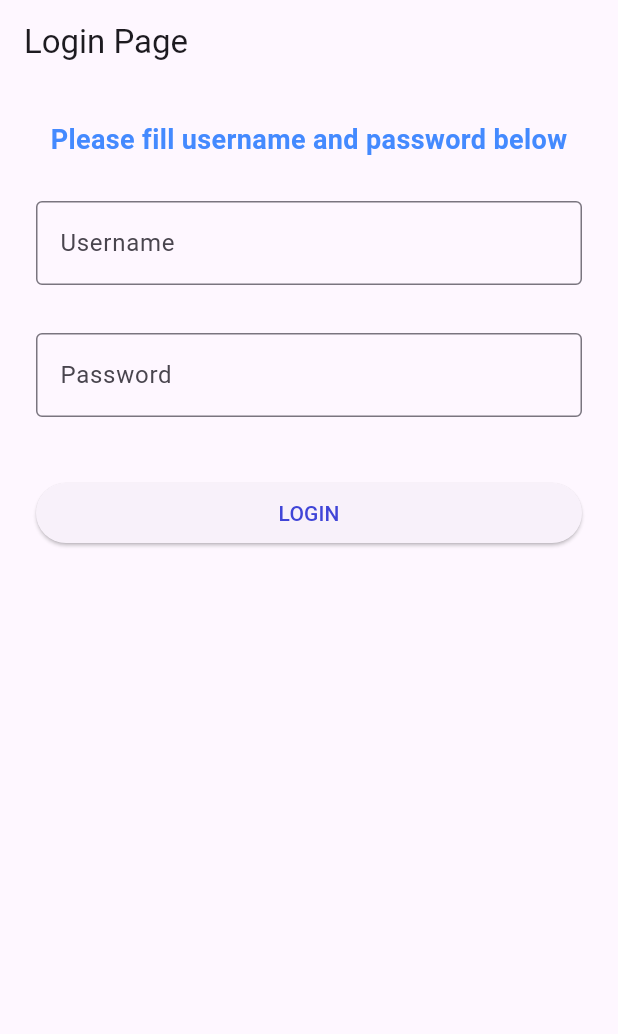
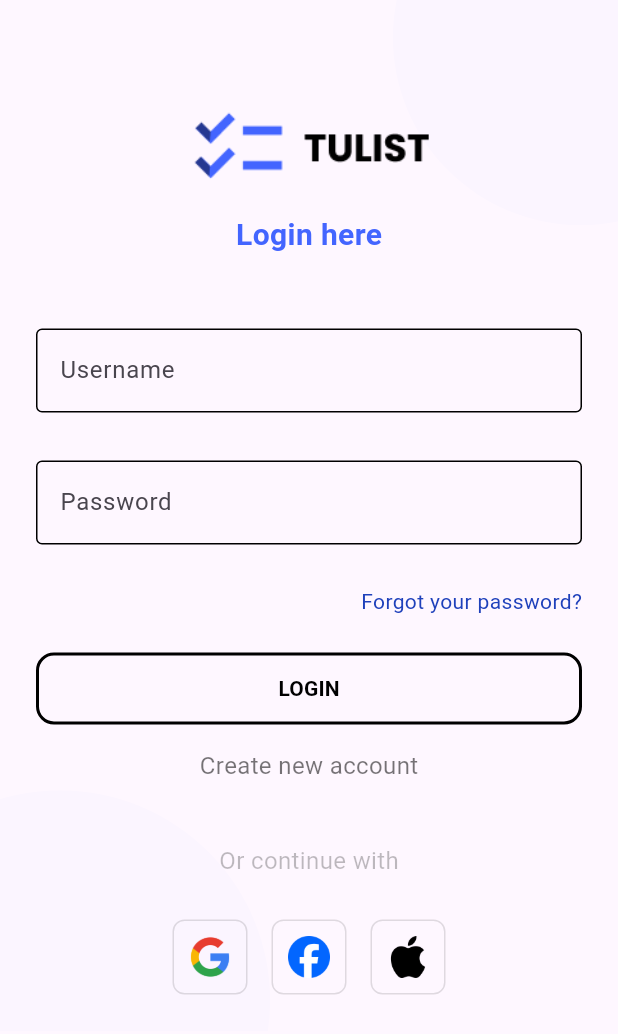
Before and after one commit to Reyhankunlah/TugasFlutterToDoList_22_03, a Flutter app: the screen it shows after launch, on a phone screen of 412 x 824 dp. Shown: the top 1034 px of the screen. Run offline on Flutter 3.47's test engine with Material 3 defaults, Android fonts, the phone set to English and light mode, and no system bars; our stand-ins replace get.

Commit message:
add social media assets & update components

```diff
--- a/lib/Components/custom_button.dart
+++ b/lib/Components/custom_button.dart
@@ -4,19 +4,53 @@ class CustomButton extends StatelessWidget {
   final String myText;
   final Color myTextColor;
   final VoidCallback onPressed;
+  final double radius;
+
+  // Outline
+  final bool isOutlined;
+  final Color outlineColor;
 
   const CustomButton({
     super.key,
     required this.myText,
     required this.myTextColor,
     required this.onPressed,
+    this.radius = 12,
+    this.isOutlined = false,
+    this.outlineColor = Colors.black,
   });
 
   @override
   Widget build(BuildContext context) {
-    return ElevatedButton(
-      onPressed: onPressed,
-      child: Text(myText, style: TextStyle(color: myTextColor)),
-    );
+    if (isOutlined) {
+      return OutlinedButton(
+        style: OutlinedButton.styleFrom(
+          side: BorderSide(color: outlineColor, width: 2),
+          shape: RoundedRectangleBorder(
+            borderRadius: BorderRadius.circular(radius),
+          ),
+          padding: const EdgeInsets.symmetric(vertical: 14, horizontal: 24),
+        ),
+        onPressed: onPressed,
+        child: Text(
+          myText,
+          style: TextStyle(color: outlineColor, fontWeight: FontWeight.bold),
+        ),
+      );
+    } else {
+      return ElevatedButton(
+        style: ElevatedButton.styleFrom(
+          shape: RoundedRectangleBorder(
+            borderRadius: BorderRadius.circular(radius),
+          ),
+          padding: const EdgeInsets.symmetric(vertical: 14, horizontal: 24),
+        ),
+        onPressed: onPressed,
+        child: Text(
+          myText,
+          style: TextStyle(color: myTextColor, fontWeight: FontWeight.bold),
+        ),
+      );
+    }
   }
 }
--- /dev/null
+++ b/lib/Components/custom_color.dart
@@ -0,0 +1,19 @@
+import 'package:flutter/material.dart';
+
+class CustomColor {
+  static const Color bluePrimary = Color(0xFF4365FF);
+  static const Color blueSecondary = Color(0xFF1F41BB);
+  static const Color whiteShadows = Color.fromARGB(7, 133, 157, 242);
+  static const Color elementInactive1 = Colors.black54;
+  static const Color elementInactive2 = Colors.black26;
+  static const Color black = Color(0xFF000000);
+  static const Color white = Color(0xFFFFFFFF);
+}
+
+TextStyle fontColor(
+  Color color, {
+  double fontSize = 14,
+  FontWeight fontWeight = FontWeight.normal,
+}) {
+  return TextStyle(color: color, fontSize: fontSize, fontWeight: fontWeight);
+}
--- a/lib/Components/custom_input.dart
+++ b/lib/Components/custom_input.dart
@@ -7,6 +7,7 @@ class CustomInput extends StatelessWidget {
   final bool isPassword;
   final TextInputType inputType;
   final bool isNumber;
+  final Color borderColor;
 
   const CustomInput({
     super.key,
@@ -14,7 +15,8 @@ class CustomInput extends StatelessWidget {
     required this.controller,
     this.isPassword = false,
     this.inputType = TextInputType.text,
-    required this.isNumber,
+    this.isNumber = false,
+    this.borderColor = Colors.black26,
   });
 
   @override
@@ -30,7 +32,10 @@ class CustomInput extends StatelessWidget {
         keyboardType: inputType,
         decoration: InputDecoration(
           labelText: label,
-          border: const OutlineInputBorder(),
+          enabledBorder: OutlineInputBorder(),
+          focusedBorder: OutlineInputBorder(
+            borderSide: BorderSide(color: borderColor, width: 2),
+          ),
         ),
       ),
     );
--- a/lib/Components/custom_text.dart
+++ b/lib/Components/custom_text.dart
@@ -2,7 +2,7 @@ import 'package:flutter/material.dart';
 
 class CustomText extends StatelessWidget {
   final String myText;
-  final Color myTextColor;
+  final Color fontColor;
   final double fontSize;
   final FontWeight fontWeight;
   final TextAlign align;
@@ -10,7 +10,7 @@ class CustomText extends StatelessWidget {
   const CustomText({
     super.key,
     required this.myText,
-    this.myTextColor = Colors.black87,
+    this.fontColor = Colors.black87,
     this.fontSize = 16,
     this.fontWeight = FontWeight.w400,
     this.align = TextAlign.start,
@@ -24,7 +24,7 @@ class CustomText extends StatelessWidget {
         myText,
         textAlign: align,
         style: TextStyle(
-          color: myTextColor,
+          color: fontColor,
           fontSize: fontSize,
           fontWeight: fontWeight,
         ),
--- a/lib/Controllers/loginPage_controller.dart
+++ b/lib/Controllers/loginPage_controller.dart
@@ -29,7 +29,7 @@ class LoginpageController extends GetxController {
     isLoading.value = false;
 
     // pindah halaman
-    Get.toNamed(AppRoutes.dashboardPage);
+    Get.toNamed(AppRoutes.mainNavPage);
   }
 
   @override
--- a/lib/Pages/history_page.dart
+++ b/lib/Pages/history_page.dart
@@ -5,6 +5,6 @@ class HistoryPage extends StatelessWidget {
 
   @override
   Widget build(BuildContext context) {
-    return Scaffold(appBar: AppBar(title: Text("History Page")));
+    return Scaffold(body: Center(child: Text("INI HISTORY")));
   }
 }
--- a/lib/Pages/home_page.dart
+++ b/lib/Pages/home_page.dart
@@ -5,6 +5,6 @@ class HomePage extends StatelessWidget {
 
   @override
   Widget build(BuildContext context) {
-    return Scaffold(appBar: AppBar(title: Text("ini Home Page")));
+    return Scaffold(body: Center(child: Text("INI HOME")));
   }
 }
--- a/lib/Pages/login_page.dart
+++ b/lib/Pages/login_page.dart
@@ -1,4 +1,5 @@
 import 'package:flutter/material.dart';
+import 'package:flutter_todolist/Components/custom_color.dart';
 import 'package:flutter_todolist/Controllers/loginPage_controller.dart';
 import 'package:flutter_todolist/components/custom_button.dart';
 import 'package:flutter_todolist/components/custom_input.dart';
@@ -13,52 +14,163 @@ class LoginPage extends StatelessWidget {
   @override
   Widget build(BuildContext context) {
     return Scaffold(
-      appBar: AppBar(title: const Text("Login Page")),
-      body: SingleChildScrollView(
+      body: SafeArea(
+        child: Stack(
+          children: [
+            // ===== Background bulet-bulet =====
+            Positioned(
+              top: -100,
+              right: -100,
+              child: _circleBg(250, CustomColor.whiteShadows),
+            ),
+            Positioned(
+              bottom: -120,
+              left: -100,
+              child: _circleBg(280, CustomColor.whiteShadows),
+            ),
+
+            // ===== Main content =====
+            SingleChildScrollView(
               padding: const EdgeInsets.all(24),
               child: Column(
                 crossAxisAlignment: CrossAxisAlignment.stretch,
                 children: [
+                  const SizedBox(height: 40),
+
+                  // ===== Header =====
+                  Column(
+                    mainAxisAlignment: MainAxisAlignment.center,
+                    children: [
+                      Row(
+                        mainAxisAlignment: MainAxisAlignment.center,
+                        crossAxisAlignment: CrossAxisAlignment.center,
+                        children: [
+                          Image.asset("assets/tulist_logo.png", height: 70),
+                        ],
+                      ),
+                      const SizedBox(height: 8),
                       CustomText(
-              myText: "Please fill username and password below",
-              myTextColor: Colors.blueAccent,
-              fontSize: 18,
+                        myText: 'Login here',
+                        fontSize: 20,
                         fontWeight: FontWeight.bold,
-              align: TextAlign.center,
+                        fontColor: CustomColor.bluePrimary,
                       ),
-            const SizedBox(height: 12),
+                    ],
+                  ),
 
-            // Username
+                  const SizedBox(height: 32),
+
+                  // ===== Username =====
                   CustomInput(
                     label: "Username",
                     controller: cLogPage.input1,
                     isNumber: false,
+                    borderColor: CustomColor.bluePrimary,
                   ),
                   const SizedBox(height: 16),
 
-            // Password
+                  // ===== Password =====
                   CustomInput(
                     label: "Password",
                     controller: cLogPage.input2,
                     isPassword: true,
                     isNumber: false,
+                    borderColor: CustomColor.bluePrimary,
                   ),
+
+                  const SizedBox(height: 12),
+
+                  // ===== Forgot password =====
+                  Align(
+                    alignment: Alignment.centerRight,
+                    child: GestureDetector(
+                      onTap: () {},
+                      child: Text(
+                        "Forgot your password?",
+                        style: TextStyle(
+                          color: CustomColor.blueSecondary,
+                          fontSize: 14,
+                        ),
+                      ),
+                    ),
+                  ),
+
                   const SizedBox(height: 24),
 
-            // Button
+                  // ===== Button Login =====
                   Obx(() {
                     return SizedBox(
                       width: double.infinity,
                       child: CustomButton(
-                  myText: cLogPage.isLoading.value ? "Processing..." : "LOGIN",
-                  myTextColor: const Color.fromARGB(255, 64, 69, 215),
+                        myText: cLogPage.isLoading.value
+                            ? "Processing..."
+                            : "LOGIN",
+                        myTextColor: Colors.white,
                         onPressed: cLogPage.loginLogic,
+                        isOutlined: true,
                       ),
                     );
                   }),
+
+                  const SizedBox(height: 16),
+
+                  // ===== Create account =====
+                  Center(
+                    child: GestureDetector(
+                      onTap: () {},
+                      child: const CustomText(
+                        myText: 'Create new account',
+                        fontColor: CustomColor.elementInactive1,
+                      ),
+                    ),
+                  ),
+
+                  const SizedBox(height: 24),
+
+                  // ===== Continue with =====
+                  const Center(
+                    child: CustomText(
+                      fontColor: CustomColor.elementInactive2,
+                      myText: 'Or continue with',
+                    ),
+                  ),
+                  const SizedBox(height: 12),
+
+                  Row(
+                    mainAxisAlignment: MainAxisAlignment.center,
+                    children: [
+                      _socialButton("assets/google_icon.png"),
+                      const SizedBox(width: 16),
+                      _socialButton("assets/facebook_icon.png"),
+                      const SizedBox(width: 16),
+                      _socialButton("assets/apple_icon.png"),
+                    ],
+                  ),
+                ],
+              ),
+            ),
           ],
         ),
       ),
     );
   }
+
+  Widget _socialButton(String asset) {
+    return Container(
+      padding: const EdgeInsets.all(10),
+      decoration: BoxDecoration(
+        border: Border.all(color: Colors.black12),
+        borderRadius: BorderRadius.circular(8),
+      ),
+      child: Image.asset(asset, width: 28, height: 28),
+    );
   }
+
+  Widget _circleBg(double size, Color color) {
+    return Container(
+      width: size,
+      height: size,
+      decoration: BoxDecoration(color: color, shape: BoxShape.circle),
+    );
+  }
+}
--- a/lib/Pages/nav/mainNav_page.dart
+++ b/lib/Pages/nav/mainNav_page.dart
@@ -11,14 +11,10 @@ class MainnavPage extends StatelessWidget {
   Widget build(BuildContext context) {
     return Obx(
       () => Scaffold(
-        body: IndexedStack(
-          index: mainnavController.selectedIndex.value,
-          children: mainnavController.pages,
-        ),
+        body: mainnavController.pages[mainnavController.selectedIndex.value],
         bottomNavigationBar: BottomNavigationBar(
           currentIndex: mainnavController.selectedIndex.value,
           onTap: mainnavController.changeIndex,
-          type: BottomNavigationBarType.fixed,
           items: const [
             BottomNavigationBarItem(icon: Icon(Icons.house), label: 'Home'),
             BottomNavigationBarItem(
--- a/lib/Pages/profile_page.dart
+++ b/lib/Pages/profile_page.dart
@@ -5,6 +5,6 @@ class ProfilePage extends StatelessWidget {
 
   @override
   Widget build(BuildContext context) {
-    return Scaffold(appBar: AppBar(title: Text("ini Profile Page")));
+    return Scaffold(body: Center(child: Text("INI PROFILE")));
   }
 }
--- a/lib/Pages/toDo_page.dart
+++ b/lib/Pages/toDo_page.dart
@@ -5,6 +5,6 @@ class ToDoPage extends StatelessWidget {
 
   @override
   Widget build(BuildContext context) {
-    return Scaffold(appBar: AppBar(title: Text("ini TO DO PAGE")));
+    return Scaffold(body: Center(child: Text("INI TO DO PAGE")));
   }
 }
--- a/lib/Routes/routes.dart
+++ b/lib/Routes/routes.dart
@@ -1,7 +1,7 @@
 class AppRoutes {
   static const mainNav = '/';
   static const loginPage = '/loginPage';
-  static const dashboardPage = '/dashboardPage';
+  static const mainNavPage = '/mainNavPage';
   static const profilePage = '/profilePage';
   static const homePage = '/homePage';
   static const historyPage = '/historyPage';
```
Also changed, not shown: pubspec.yaml (+6 -3 lines), assets/apple_icon.png (added), assets/circle_shadows.png (added), assets/facebook_icon.png (added), assets/google_icon.png (added), assets/tulist_logo.png (added). Lines whose indentation alone changed are shown as unchanged.
